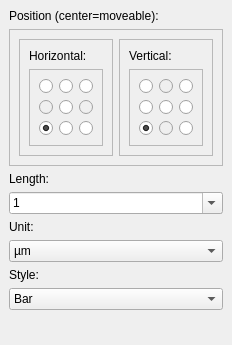
This is ScaleDock.ui in lebenasa/ImageRaster as Qt 5 draws it before an edit. The edited form follows.
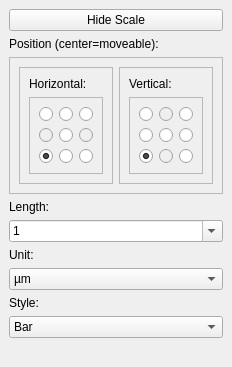
This is the edited form.

Commit message:
~ Update scale via various settings
~ Added Hide Scale button

Patch:
```diff
--- a/ScaleDock.ui
+++ b/ScaleDock.ui
@@ -7,7 +7,7 @@
     <x>0</x>
     <y>0</y>
     <width>230</width>
-    <height>345</height>
+    <height>367</height>
    </rect>
   </property>
   <property name="windowTitle">
@@ -15,6 +15,13 @@
   </property>
   <widget class="QWidget" name="dockWidgetContents">
    <layout class="QVBoxLayout" name="verticalLayout">
+    <item>
+     <widget class="QPushButton" name="rem">
+      <property name="text">
+       <string>Hide Scale</string>
+      </property>
+     </widget>
+    </item>
     <item>
      <widget class="QLabel" name="label">
       <property name="sizePolicy">
```
The commit also changes 5 other files.
